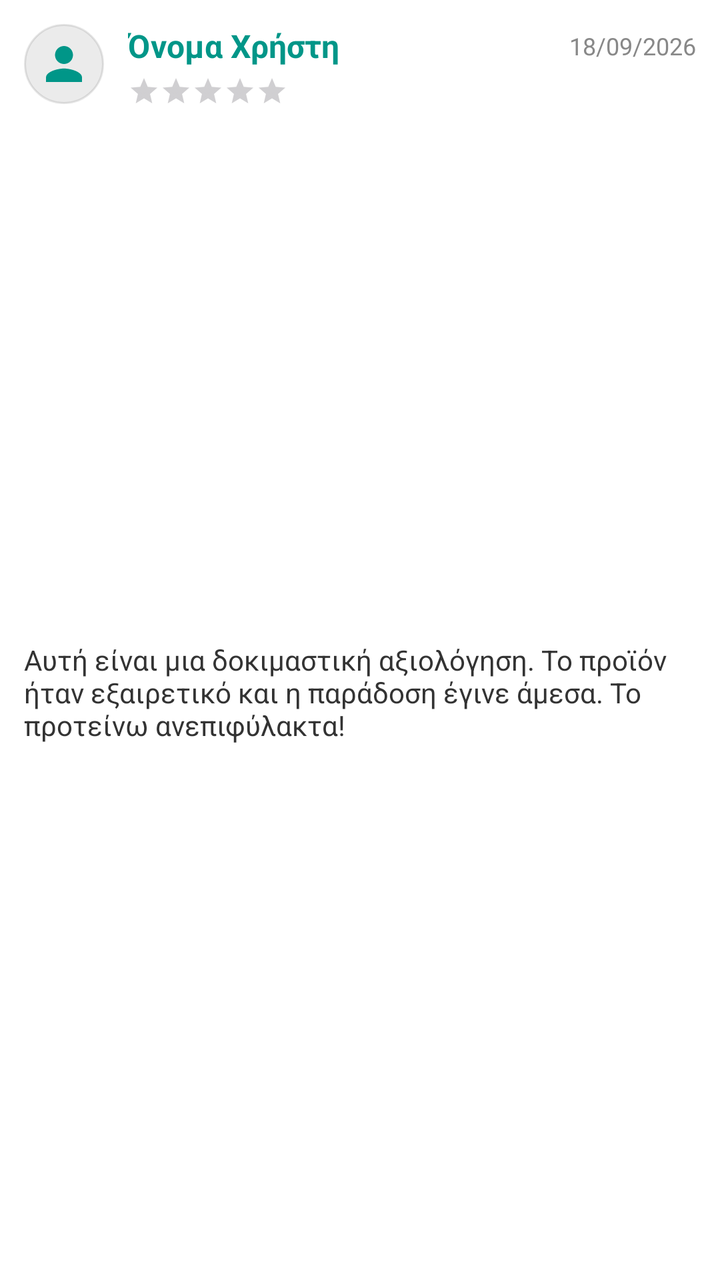
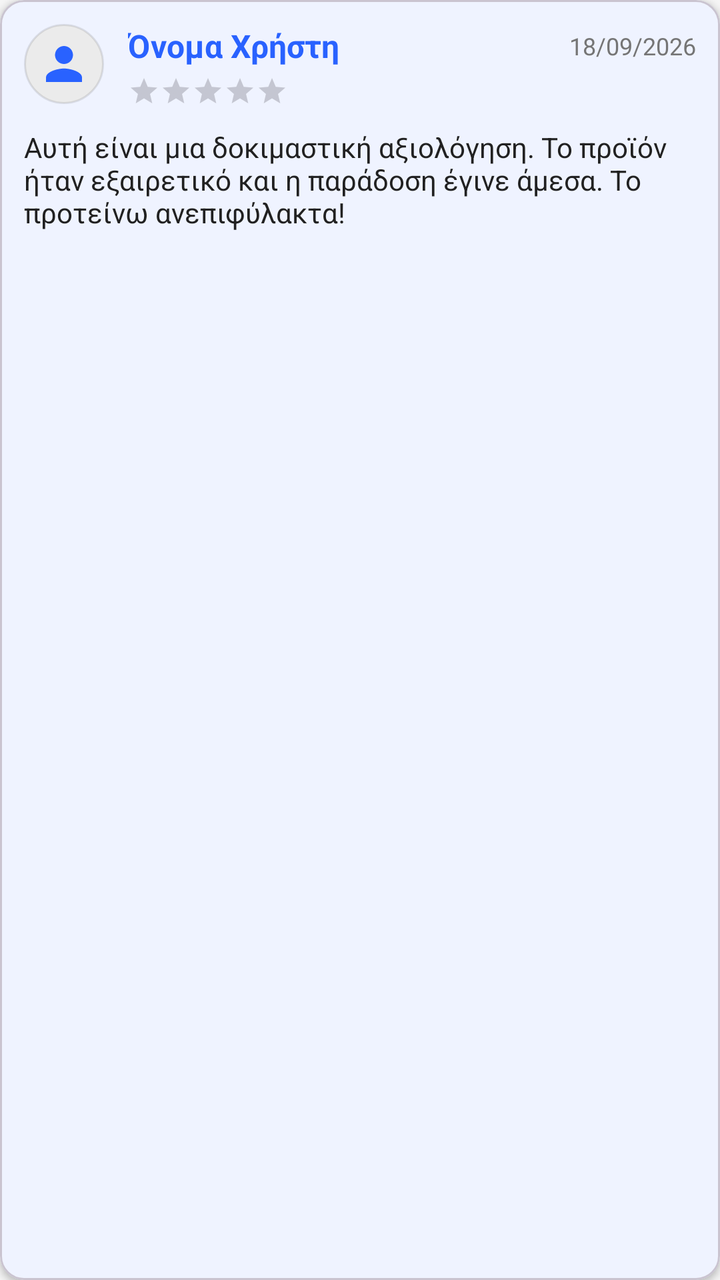

Compare the two renders of this Android layout. The source of the first and the diff that turns it into the second are given below.
<!-- AndroidManifest.xml: application theme Theme.Team21 -->
<!-- res/layout/product_review_list_item.xml -->
<?xml version="1.0" encoding="utf-8"?>
<androidx.constraintlayout.widget.ConstraintLayout xmlns:android="http://schemas.android.com/apk/res/android"
    xmlns:app="http://schemas.android.com/apk/res-auto"
    xmlns:tools="http://schemas.android.com/tools"
    android:layout_width="match_parent"
    android:layout_height="wrap_content"
    android:layout_marginHorizontal="8dp"
    android:layout_marginBottom="8dp"
    android:background="#FFFFFF"
    android:elevation="2dp"
    android:padding="12dp">

    <ImageView
        android:id="@+id/imgReviewUserIcon"
        android:layout_width="40dp"
        android:layout_height="40dp"
        android:background="@drawable/shape_circle_avatar"
        android:padding="8dp"
        android:src="@drawable/ic_person"
        app:layout_constraintStart_toStartOf="parent"
        app:layout_constraintTop_toTopOf="parent"
        app:tint="#009688" />

    <TextView
        android:id="@+id/txtReviewUsername"
        android:layout_width="0dp"
        android:layout_height="wrap_content"
        android:layout_marginStart="12dp"
        android:layout_marginEnd="8dp"
        android:text="Όνομα Χρήστη"
        android:textColor="#009688"
        android:textSize="16sp"
        android:textStyle="bold"
        app:layout_constraintEnd_toStartOf="@+id/txtReviewDate"
        app:layout_constraintStart_toEndOf="@+id/imgReviewUserIcon"
        app:layout_constraintTop_toTopOf="@+id/imgReviewUserIcon" />

    <RatingBar
        android:id="@+id/ratingBarReview"
        style="?android:attr/ratingBarStyleSmall"
        android:layout_width="wrap_content"
        android:layout_height="wrap_content"
        android:layout_marginTop="4dp"
        android:isIndicator="true"
        android:numStars="5"
        android:progressTint="#FFC107"
        android:stepSize="0.5"
        app:layout_constraintStart_toStartOf="@+id/txtReviewUsername"
        app:layout_constraintTop_toBottomOf="@+id/txtReviewUsername" />

    <TextView
        android:id="@+id/txtReviewDate"
        android:layout_width="wrap_content"
        android:layout_height="wrap_content"
        android:text="18/09/2026"
        android:textColor="#888888"
        android:textSize="12sp"
        app:layout_constraintBottom_toBottomOf="@+id/txtReviewUsername"
        app:layout_constraintEnd_toEndOf="parent"
        app:layout_constraintTop_toTopOf="@+id/txtReviewUsername" />

    <TextView
        android:id="@+id/txtReviewComment"
        android:layout_width="0dp"
        android:layout_height="wrap_content"
        android:layout_marginTop="12dp"
        android:text="Αυτή είναι μια δοκιμαστική αξιολόγηση. Το προϊόν ήταν εξαιρετικό και η παράδοση έγινε άμεσα. Το προτείνω ανεπιφύλακτα!"
        android:textColor="#333333"
        android:textSize="14sp"
        app:layout_constraintBottom_toBottomOf="parent"
        app:layout_constraintEnd_toEndOf="parent"
        app:layout_constraintStart_toStartOf="parent"
        app:layout_constraintTop_toBottomOf="@+id/imgReviewUserIcon" />

</androidx.constraintlayout.widget.ConstraintLayout>
<!-- resources referenced by this layout -->
<resources>
  <!-- drawable ic_person (drawable) -->
  <vector xmlns:android="http://schemas.android.com/apk/res/android"
      android:width="24dp"
      android:height="24dp"
      android:viewportWidth="1024"
      android:viewportHeight="1024">
    <path
        android:fillColor="#555555"
        android:pathData="M512,512c105.6,0 192,-86.4 192,-192s-86.4,-192 -192,-192 -192,86.4 -192,192S406.4,512 512,512zM512,608c-127.2,0 -384,64.8 -384,192l0,96 768,0 0,-96C896,672.8 639.2,608 512,608z"/>
  </vector>
  <!-- drawable shape_circle_avatar (drawable) -->
  <?xml version="1.0" encoding="utf-8"?>
  <shape xmlns:android="http://schemas.android.com/apk/res/android"
      android:shape="oval">
      <solid android:color="?attr/colorSurfaceVariant" />
      <stroke
          android:width="1dp"
          android:color="#1A000000" />
  </shape>
  <style name="Theme.Team21" parent="Base.Theme.Team21" />
  <style name="Base.Theme.Team21" parent="Theme.Material3.DayNight.NoActionBar">
  
          
          <item name="android:windowBackground">@color/bg_light</item>
          <item name="colorSurface">@color/card_light</item>
          <item name="colorSurfaceVariant">@color/input_bg_light</item>
  
          
          <item name="colorOnSurface">@color/text_dark</item>
          <item name="colorOnSurfaceVariant">@color/text_muted_light</item>
  
          <item name="colorOnPrimary">@color/white</item>
  
          
          <item name="colorPrimary">@color/eshop_primary</item>
          <item name="colorSecondary">@color/eshop_accent</item>
  
          <item name="colorError">@color/error_red_light</item>
  
          
          <item name="android:statusBarColor">@color/bg_light</item>
          <item name="android:windowLightStatusBar">true</item>
  
          
          <item name="colorFilterActive">@color/filter_active_light</item>
          <item name="colorFilterUnselected">@color/filter_bg_unselected_light</item>
  
          
          <item name="colorMenuButton">@color/teal_menu_light</item>
      </style>
  <color name="bg_light">#F5F5F5</color>
  <color name="card_light">#FFFFFF</color>
  <color name="input_bg_light">#EBEBEB</color>
  <color name="text_dark">#212121</color>
  <color name="text_muted_light">#757575</color>
  <color name="white">#FFFFFFFF</color>
  <color name="eshop_primary">#2962FF</color>
  <color name="eshop_accent">#FF6D00</color>
  <color name="error_red_light">#D32F2F</color>
  <color name="filter_active_light">#2962FF</color>
  <color name="filter_bg_unselected_light">#E0E0E0</color>
  <color name="teal_menu_light">#009688</color>
</resources>

<!-- the commit's change to res/layout/product_review_list_item.xml (unified diff, before → after) -->
@@ -1,75 +1,82 @@
 <?xml version="1.0" encoding="utf-8"?>
-<androidx.constraintlayout.widget.ConstraintLayout xmlns:android="http://schemas.android.com/apk/res/android"
+<com.google.android.material.card.MaterialCardView
+    xmlns:android="http://schemas.android.com/apk/res/android"
     xmlns:app="http://schemas.android.com/apk/res-auto"
     xmlns:tools="http://schemas.android.com/tools"
     android:layout_width="match_parent"
     android:layout_height="wrap_content"
     android:layout_marginHorizontal="8dp"
-    android:layout_marginBottom="8dp"
-    android:background="#FFFFFF"
-    android:elevation="2dp"
-    android:padding="12dp">
+    android:layout_marginVertical="6dp"
+    app:cardBackgroundColor="?attr/colorSurface"
+    app:cardCornerRadius="12dp"
+    app:cardElevation="2dp">
 
-    <ImageView
-        android:id="@+id/imgReviewUserIcon"
-        android:layout_width="40dp"
-        android:layout_height="40dp"
-        android:background="@drawable/shape_circle_avatar"
-        android:padding="8dp"
-        android:src="@drawable/ic_person"
-        app:layout_constraintStart_toStartOf="parent"
-        app:layout_constraintTop_toTopOf="parent"
-        app:tint="#009688" />
+    <androidx.constraintlayout.widget.ConstraintLayout
+        android:layout_width="match_parent"
+        android:layout_height="wrap_content"
+        android:padding="12dp">
 
-    <TextView
-        android:id="@+id/txtReviewUsername"
-        android:layout_width="0dp"
-        android:layout_height="wrap_content"
-        android:layout_marginStart="12dp"
-        android:layout_marginEnd="8dp"
-        android:text="Όνομα Χρήστη"
-        android:textColor="#009688"
-        android:textSize="16sp"
-        android:textStyle="bold"
-        app:layout_constraintEnd_toStartOf="@+id/txtReviewDate"
-        app:layout_constraintStart_toEndOf="@+id/imgReviewUserIcon"
-        app:layout_constraintTop_toTopOf="@+id/imgReviewUserIcon" />
+        <ImageView
+            android:id="@+id/imgReviewUserIcon"
+            android:layout_width="40dp"
+            android:layout_height="40dp"
+            android:background="@drawable/shape_circle_avatar"
+            android:padding="8dp"
+            android:src="@drawable/ic_person"
+            app:layout_constraintStart_toStartOf="parent"
+            app:layout_constraintTop_toTopOf="parent"
+            app:tint="?attr/colorPrimary" />
 
-    <RatingBar
-        android:id="@+id/ratingBarReview"
-        style="?android:attr/ratingBarStyleSmall"
-        android:layout_width="wrap_content"
-        android:layout_height="wrap_content"
-        android:layout_marginTop="4dp"
-        android:isIndicator="true"
-        android:numStars="5"
-        android:progressTint="#FFC107"
-        android:stepSize="0.5"
-        app:layout_constraintStart_toStartOf="@+id/txtReviewUsername"
-        app:layout_constraintTop_toBottomOf="@+id/txtReviewUsername" />
+        <TextView
+            android:id="@+id/txtReviewUsername"
+            android:layout_width="0dp"
+            android:layout_height="wrap_content"
+            android:layout_marginStart="12dp"
+            android:layout_marginEnd="8dp"
+            android:text="Όνομα Χρήστη"
+            android:textColor="?attr/colorPrimary"
+            android:textSize="16sp"
+            android:textStyle="bold"
+            app:layout_constraintEnd_toStartOf="@+id/txtReviewDate"
+            app:layout_constraintStart_toEndOf="@+id/imgReviewUserIcon"
+            app:layout_constraintTop_toTopOf="@+id/imgReviewUserIcon" />
 
-    <TextView
-        android:id="@+id/txtReviewDate"
-        android:layout_width="wrap_content"
-        android:layout_height="wrap_content"
-        android:text="18/09/2026"
-        android:textColor="#888888"
-        android:textSize="12sp"
-        app:layout_constraintBottom_toBottomOf="@+id/txtReviewUsername"
-        app:layout_constraintEnd_toEndOf="parent"
-        app:layout_constraintTop_toTopOf="@+id/txtReviewUsername" />
+        <RatingBar
+            android:id="@+id/ratingBarReview"
+            style="?android:attr/ratingBarStyleSmall"
+            android:layout_width="wrap_content"
+            android:layout_height="wrap_content"
+            android:layout_marginTop="4dp"
+            android:isIndicator="true"
+            android:numStars="5"
+            android:progressTint="?attr/colorPrimary"
+            android:stepSize="0.5"
+            app:layout_constraintStart_toStartOf="@+id/txtReviewUsername"
+            app:layout_constraintTop_toBottomOf="@+id/txtReviewUsername" />
 
-    <TextView
-        android:id="@+id/txtReviewComment"
-        android:layout_width="0dp"
-        android:layout_height="wrap_content"
-        android:layout_marginTop="12dp"
-        android:text="Αυτή είναι μια δοκιμαστική αξιολόγηση. Το προϊόν ήταν εξαιρετικό και η παράδοση έγινε άμεσα. Το προτείνω ανεπιφύλακτα!"
-        android:textColor="#333333"
-        android:textSize="14sp"
-        app:layout_constraintBottom_toBottomOf="parent"
-        app:layout_constraintEnd_toEndOf="parent"
-        app:layout_constraintStart_toStartOf="parent"
-        app:layout_constraintTop_toBottomOf="@+id/imgReviewUserIcon" />
+        <TextView
+            android:id="@+id/txtReviewDate"
+            android:layout_width="wrap_content"
+            android:layout_height="wrap_content"
+            android:text="18/09/2026"
+            android:textColor="?attr/colorOnSurfaceVariant"
+            android:textSize="12sp"
+            app:layout_constraintBottom_toBottomOf="@+id/txtReviewUsername"
+            app:layout_constraintEnd_toEndOf="parent"
+            app:layout_constraintTop_toTopOf="@+id/txtReviewUsername" />
 
-</androidx.constraintlayout.widget.ConstraintLayout>
+        <TextView
+            android:id="@+id/txtReviewComment"
+            android:layout_width="0dp"
+            android:layout_height="wrap_content"
+            android:layout_marginTop="12dp"
+            android:text="Αυτή είναι μια δοκιμαστική αξιολόγηση. Το προϊόν ήταν εξαιρετικό και η παράδοση έγινε άμεσα. Το προτείνω ανεπιφύλακτα!"
+            android:textColor="?attr/colorOnSurface"
+            android:textSize="14sp"
+            app:layout_constraintBottom_toBottomOf="parent"
+            app:layout_constraintEnd_toEndOf="parent"
+            app:layout_constraintStart_toStartOf="parent"
+            app:layout_constraintTop_toBottomOf="@+id/imgReviewUserIcon" />
+
+    </androidx.constraintlayout.widget.ConstraintLayout>
+</com.google.android.material.card.MaterialCardView>
